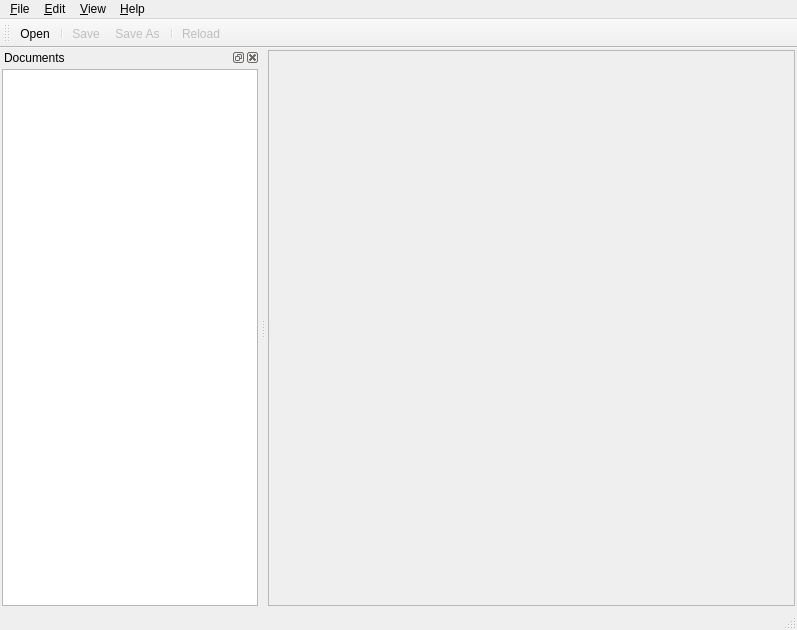
Antidote/SakuraSuite, file Main/ui/MainWindow.ui: the form before one commit.
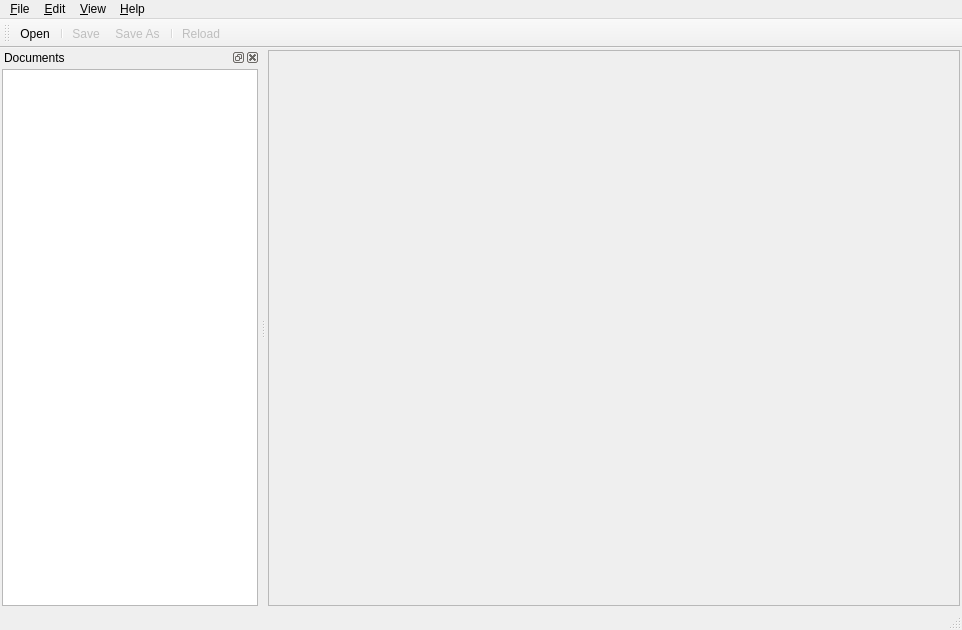
The form after the commit. Icons and pictures are not drawn.

What changed in the file:
```diff
--- a/Main/ui/MainWindow.ui
+++ b/Main/ui/MainWindow.ui
@@ -7,7 +7,7 @@
    <rect>
     <x>0</x>
     <y>0</y>
-    <width>797</width>
+    <width>962</width>
     <height>630</height>
    </rect>
   </property>
@@ -49,8 +49,8 @@
         <rect>
          <x>0</x>
          <y>0</y>
-         <width>530</width>
-         <height>553</height>
+         <width>695</width>
+         <height>537</height>
         </rect>
        </property>
        <property name="styleSheet">
@@ -88,8 +88,8 @@
     <rect>
      <x>0</x>
      <y>0</y>
-     <width>797</width>
-     <height>19</height>
+     <width>962</width>
+     <height>25</height>
     </rect>
    </property>
    <widget class="QMenu" name="menuFile">
```
Left out of the diff: 13 changed lines with no effect on the pictures.
